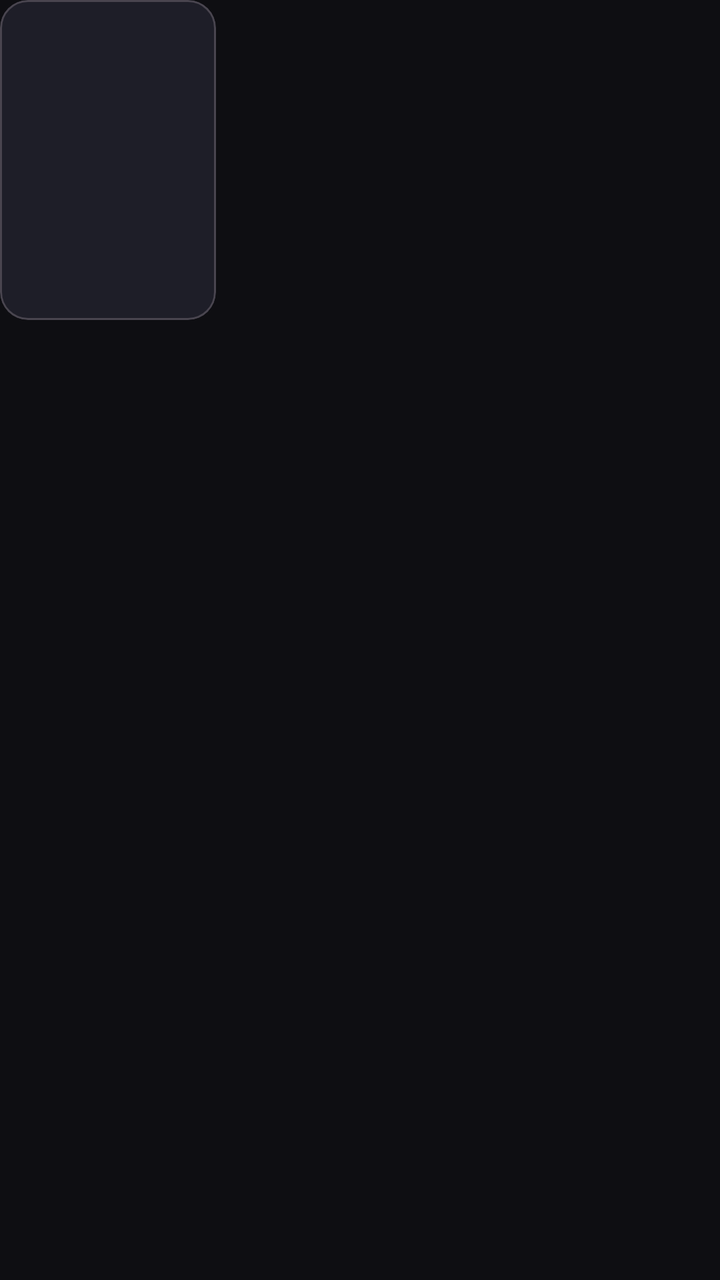
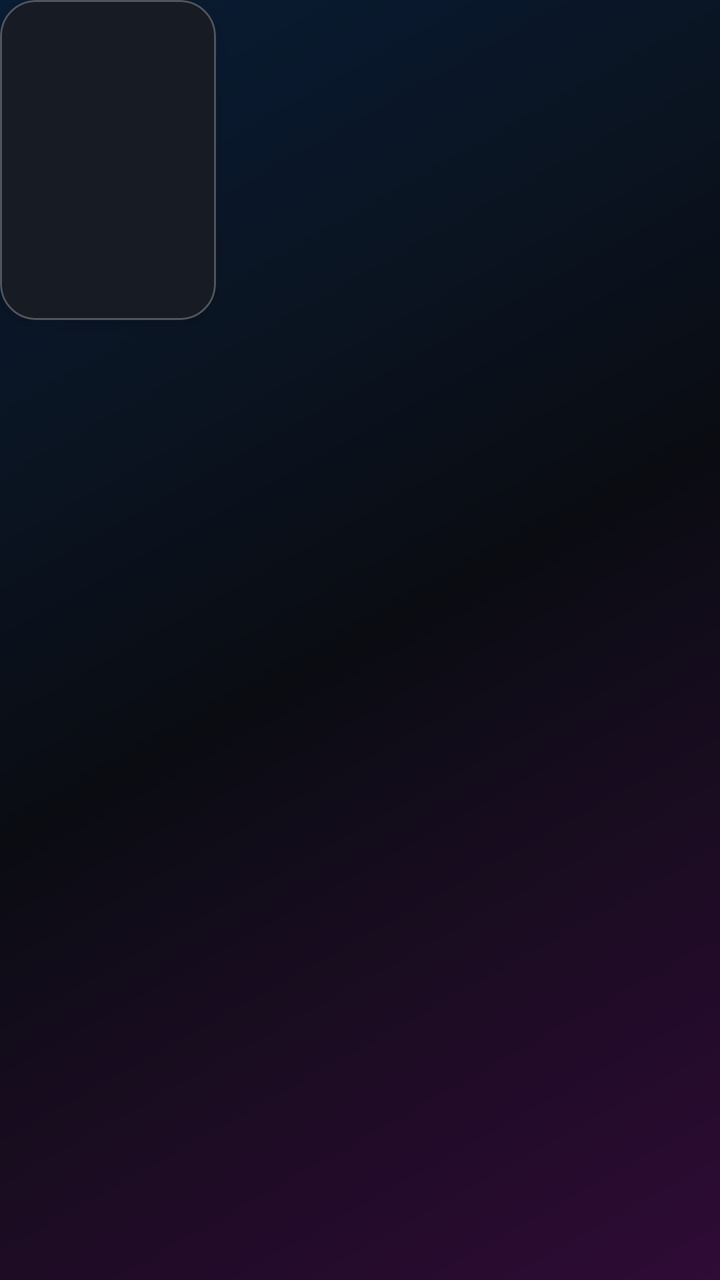

Screens rendered from an Android XML layout before and after an edit, with the pre-edit source and the edit as a unified diff.
<!-- AndroidManifest.xml: application theme Theme.AniLab -->
<!-- res/layout/item_poster.xml -->
<?xml version="1.0" encoding="utf-8"?>
<LinearLayout xmlns:android="http://schemas.android.com/apk/res/android"
    xmlns:app="http://schemas.android.com/apk/res-auto"
    android:layout_width="@dimen/poster_width"
    android:layout_height="wrap_content"
    android:layout_marginEnd="12dp"
    android:orientation="vertical">

    <com.google.android.material.card.MaterialCardView
        android:layout_width="@dimen/poster_width"
        android:layout_height="@dimen/poster_height"
        app:cardCornerRadius="@dimen/card_radius"
        app:cardElevation="0dp">

        <ImageView
            android:id="@+id/image"
            android:layout_width="match_parent"
            android:layout_height="match_parent"
            android:background="@drawable/bg_poster"
            android:contentDescription="@null"
            android:scaleType="centerCrop" />
    </com.google.android.material.card.MaterialCardView>

    <TextView
        android:id="@+id/age"
        style="@style/TextAppearance.AniLab.Body"
        android:layout_width="match_parent"
        android:layout_height="wrap_content"
        android:layout_marginTop="6dp"
        android:ellipsize="end"
        android:maxLines="1" />
</LinearLayout>
<!-- resources referenced by this layout -->
<resources>
  <dimen name="card_radius">14dp</dimen>
  <dimen name="poster_height">160dp</dimen>
  <dimen name="poster_width">108dp</dimen>
  <!-- drawable bg_poster (drawable) -->
  <?xml version="1.0" encoding="utf-8"?>
  <shape xmlns:android="http://schemas.android.com/apk/res/android" android:shape="rectangle">
      <solid android:color="@color/color_surface_card" />
      <corners android:radius="@dimen/card_radius" />
  </shape>
  <style name="TextAppearance.AniLab.Body" parent="TextAppearance.Material3.BodyMedium">
          <item name="android:textColor">@color/color_on_surface_muted</item>
      </style>
  <style name="Theme.AniLab" parent="Theme.Material3.Dark.NoActionBar">
          <item name="colorPrimary">@color/color_primary</item>
          <item name="colorOnPrimary">@color/color_on_surface</item>
          <item name="colorSecondary">@color/color_accent</item>
          <item name="colorSurface">@color/color_surface</item>
          <item name="colorOnSurface">@color/color_on_surface</item>
          <item name="android:colorBackground">@color/color_surface</item>
          <item name="android:windowBackground">@color/color_surface</item>
          <item name="android:statusBarColor">@android:color/transparent</item>
          <item name="android:navigationBarColor">@color/color_surface</item>
          <item name="android:windowLightStatusBar">false</item>
          <item name="android:windowLayoutInDisplayCutoutMode" tools:targetApi="27">shortEdges</item>
      </style>
  <color name="color_surface_card">#FF1E1E28</color>
  <color name="color_on_surface_muted">#FF9C9CAC</color>
  <color name="color_primary">#FF7B5CFA</color>
  <color name="color_on_surface">#FFF4F4F8</color>
  <color name="color_accent">#FFB49BFF</color>
  <color name="color_surface">#FF0E0E12</color>
</resources>

<!-- the commit's change to res/layout/item_poster.xml (unified diff, before → after) -->
@@ -1,16 +1,18 @@
 <?xml version="1.0" encoding="utf-8"?>
-<LinearLayout xmlns:android="http://schemas.android.com/apk/res/android"
+<FrameLayout xmlns:android="http://schemas.android.com/apk/res/android"
     xmlns:app="http://schemas.android.com/apk/res-auto"
     android:layout_width="@dimen/poster_width"
     android:layout_height="wrap_content"
-    android:layout_marginEnd="12dp"
-    android:orientation="vertical">
+    android:layout_marginEnd="12dp">
 
     <com.google.android.material.card.MaterialCardView
         android:layout_width="@dimen/poster_width"
         android:layout_height="@dimen/poster_height"
+        app:cardBackgroundColor="@color/color_surface_card"
         app:cardCornerRadius="@dimen/card_radius"
-        app:cardElevation="0dp">
+        app:cardElevation="6dp"
+        app:strokeColor="@color/glass_stroke"
+        app:strokeWidth="@dimen/hairline">
 
         <ImageView
             android:id="@+id/image"
@@ -24,9 +26,13 @@
     <TextView
         android:id="@+id/age"
         style="@style/TextAppearance.AniLab.Body"
-        android:layout_width="match_parent"
+        android:layout_width="wrap_content"
         android:layout_height="wrap_content"
-        android:layout_marginTop="6dp"
-        android:ellipsize="end"
-        android:maxLines="1" />
-</LinearLayout>
+        android:layout_gravity="top|start"
+        android:layout_margin="6dp"
+        android:background="@drawable/bg_glass_chip"
+        android:paddingHorizontal="8dp"
+        android:paddingVertical="2dp"
+        android:textColor="@color/color_on_surface"
+        android:textSize="11sp" />
+</FrameLayout>
<!-- resource entries referenced after the edit -->
@@ -1,8 +1,19 @@
 <!-- resources referenced by this layout -->
 <resources>
-  <dimen name="card_radius">14dp</dimen>
+  <dimen name="card_radius">18dp</dimen>
+  <dimen name="hairline">1dp</dimen>
   <dimen name="poster_height">160dp</dimen>
   <dimen name="poster_width">108dp</dimen>
+  <!-- drawable bg_glass_chip (drawable) -->
+  <?xml version="1.0" encoding="utf-8"?>
+  <shape xmlns:android="http://schemas.android.com/apk/res/android"
+      android:shape="rectangle">
+      <solid android:color="@color/glass_fill_strong" />
+      <stroke
+          android:width="@dimen/hairline"
+          android:color="@color/glass_stroke_strong" />
+      <corners android:radius="100dp" />
+  </shape>
   <!-- drawable bg_poster (drawable) -->
   <?xml version="1.0" encoding="utf-8"?>
   <shape xmlns:android="http://schemas.android.com/apk/res/android" android:shape="rectangle">
@@ -14,22 +25,55 @@
       </style>
   <style name="Theme.AniLab" parent="Theme.Material3.Dark.NoActionBar">
           <item name="colorPrimary">@color/color_primary</item>
-          <item name="colorOnPrimary">@color/color_on_surface</item>
-          <item name="colorSecondary">@color/color_accent</item>
+          <item name="colorOnPrimary">@color/color_on_brand</item>
+          <item name="colorPrimaryContainer">@color/brand_start</item>
+          <item name="colorSecondary">@color/color_secondary</item>
+          <item name="colorOnSecondary">@color/color_on_brand</item>
+          <item name="colorSecondaryContainer">@color/brand_end</item>
           <item name="colorSurface">@color/color_surface</item>
+          <item name="colorSurfaceVariant">@color/color_surface_card</item>
           <item name="colorOnSurface">@color/color_on_surface</item>
+          <item name="colorOnSurfaceVariant">@color/color_on_surface_muted</item>
+          <item name="colorOutline">@color/glass_stroke</item>
+  
           <item name="android:colorBackground">@color/color_surface</item>
-          <item name="android:windowBackground">@color/color_surface</item>
+          <item name="android:windowBackground">@drawable/bg_window</item>
           <item name="android:statusBarColor">@android:color/transparent</item>
           <item name="android:navigationBarColor">@color/color_surface</item>
           <item name="android:windowLightStatusBar">false</item>
+          <item name="android:windowLightNavigationBar">false</item>
           <item name="android:windowLayoutInDisplayCutoutMode" tools:targetApi="27">shortEdges</item>
       </style>
-  <color name="color_surface_card">#FF1E1E28</color>
-  <color name="color_on_surface_muted">#FF9C9CAC</color>
-  <color name="color_primary">#FF7B5CFA</color>
-  <color name="color_on_surface">#FFF4F4F8</color>
-  <color name="color_accent">#FFB49BFF</color>
-  <color name="color_surface">#FF0E0E12</color>
+  <color name="glass_fill_strong">#33FFFFFF</color>
+  <color name="glass_stroke_strong">#66FFFFFF</color>
+  <color name="color_surface_card">#FF171B24</color>
+  <color name="glass_stroke">#40FFFFFF</color>
+  <color name="color_on_surface_muted">#FFB4BECE</color>
+  <color name="color_primary">#FF007BFF</color>
+  <color name="color_on_brand">#FFFFFFFF</color>
+  <color name="brand_start">#FF007BFF</color>
+  <color name="color_secondary">#FFFF00FF</color>
+  <color name="brand_end">#FFFF00FF</color>
+  <color name="color_on_surface">#FFF7F9FF</color>
+  <color name="color_surface">#FF0A0C12</color>
+  <!-- drawable bg_window (drawable) -->
+  <?xml version="1.0" encoding="utf-8"?>
+  <layer-list xmlns:android="http://schemas.android.com/apk/res/android">
+      <item>
+          <shape android:shape="rectangle">
+              <solid android:color="@color/color_surface" />
+          </shape>
+      </item>
+      <item>
+          <shape android:shape="rectangle">
+              <gradient
+                  android:angle="315"
+                  android:centerColor="#00000000"
+                  android:endColor="#26FF00FF"
+                  android:startColor="#26007BFF"
+                  android:type="linear" />
+          </shape>
+      </item>
+  </layer-list>
 </resources>
 
